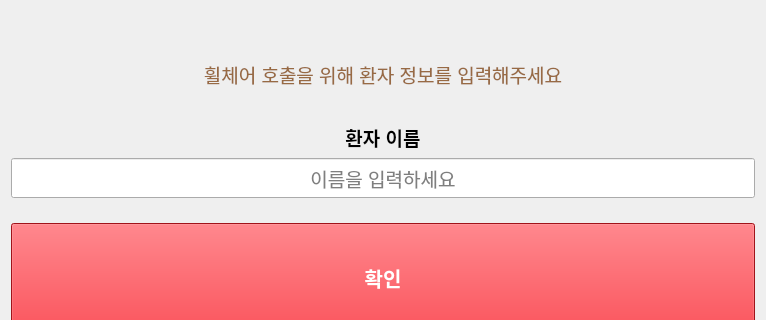
Before: the Qt Designer form Hospital_Terminal/kiosk_login.ui in Heo157/Project-Hospital-Autonomous-Wheelchair, drawn with Qt 5; both pictures show x 0 to 766 and y 465 to 785 of the 766 by 933 pixel window.
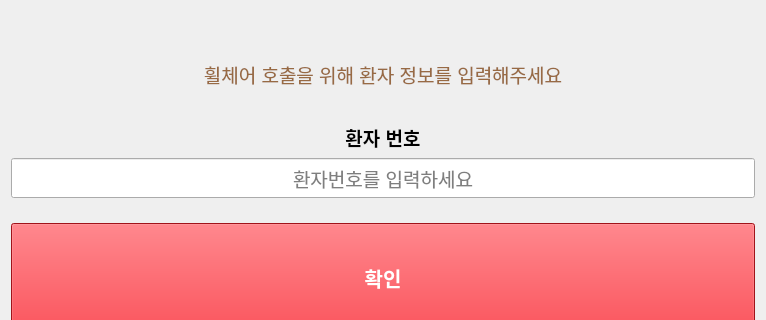
After: the same form once the commit is applied. Icons and pictures are not drawn.

Patch:
```diff
--- a/Hospital_Terminal/kiosk_login.ui
+++ b/Hospital_Terminal/kiosk_login.ui
@@ -89,7 +89,7 @@
       </font>
      </property>
      <property name="text">
-      <string>환자 이름</string>
+      <string>환자 번호</string>
      </property>
      <property name="alignment">
       <set>Qt::AlignCenter</set>
@@ -115,7 +115,7 @@
         <set>Qt::AlignCenter</set>
        </property>
        <property name="placeholderText">
-        <string>이름을 입력하세요</string>
+        <string>환자번호를 입력하세요</string>
        </property>
       </widget>
      </item>
```
Left out of the diff: 28 changed lines with no effect on the pictures.
